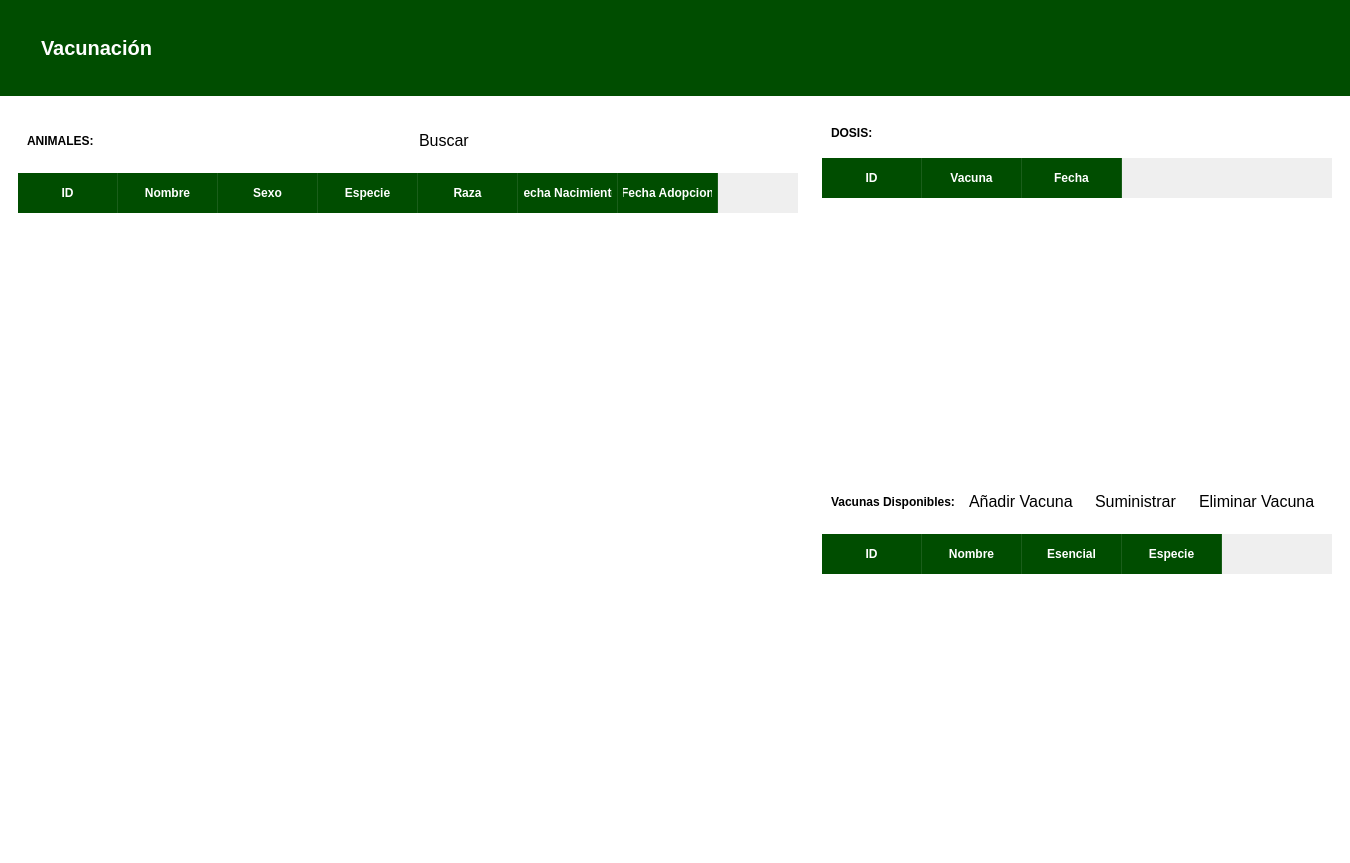
MiguelGarcia29/RefugioAnimal-OR, file vistas/vacunacion.ui: the form before one commit.
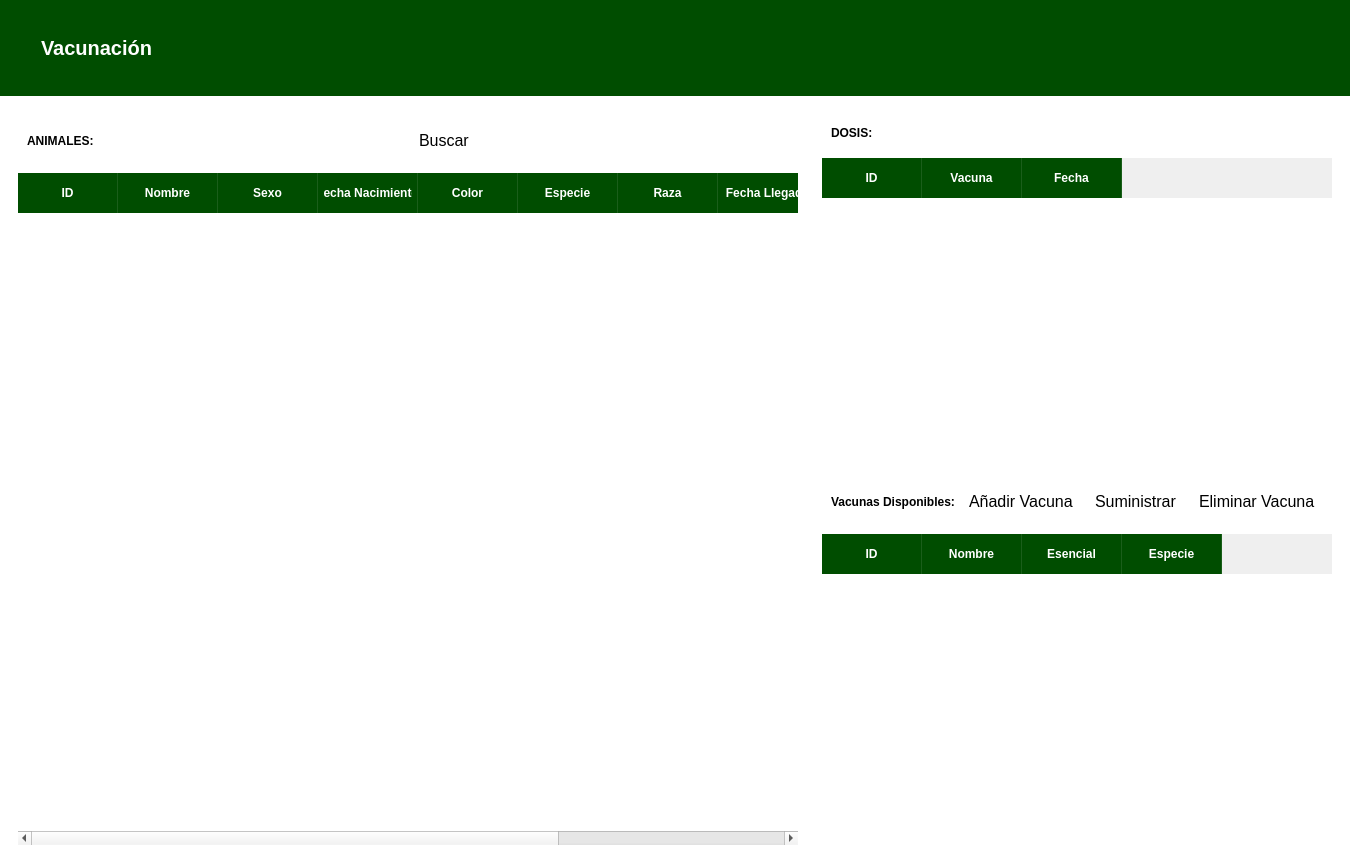
The form after the commit. Icons and pictures are not drawn.

Diff of the .ui file:
```diff
--- a/vistas/vacunacion.ui
+++ b/vistas/vacunacion.ui
@@ -285,6 +285,16 @@
                  <string>Sexo</string>
                 </property>
                </column>
+               <column>
+                <property name="text">
+                 <string>Fecha Nacimiento</string>
+                </property>
+               </column>
+               <column>
+                <property name="text">
+                 <string>Color</string>
+                </property>
+               </column>
                <column>
                 <property name="text">
                  <string>Especie</string>
@@ -297,7 +307,7 @@
                </column>
                <column>
                 <property name="text">
-                 <string>Fecha Nacimiento</string>
+                 <string>Fecha Llegada</string>
                 </property>
                </column>
                <column>
@@ -305,6 +315,11 @@
                  <string>Fecha Adopcion</string>
                 </property>
                </column>
+               <column>
+                <property name="text">
+                 <string>Caracteristicas</string>
+                </property>
+               </column>
               </widget>
              </item>
             </layout>
```
